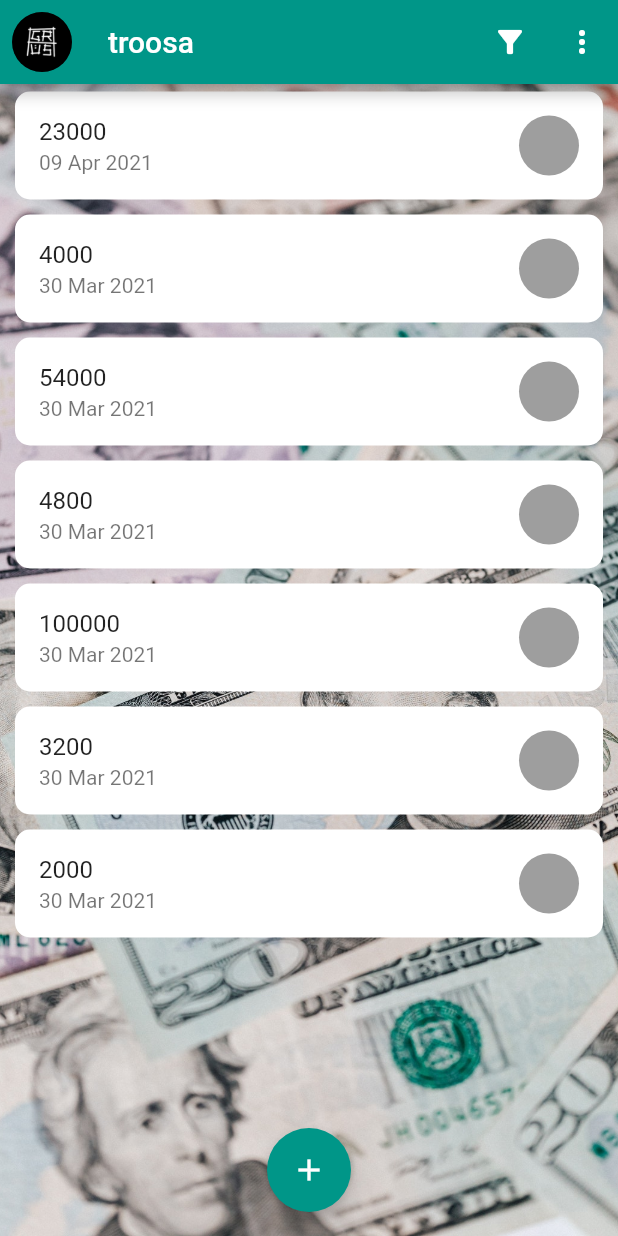
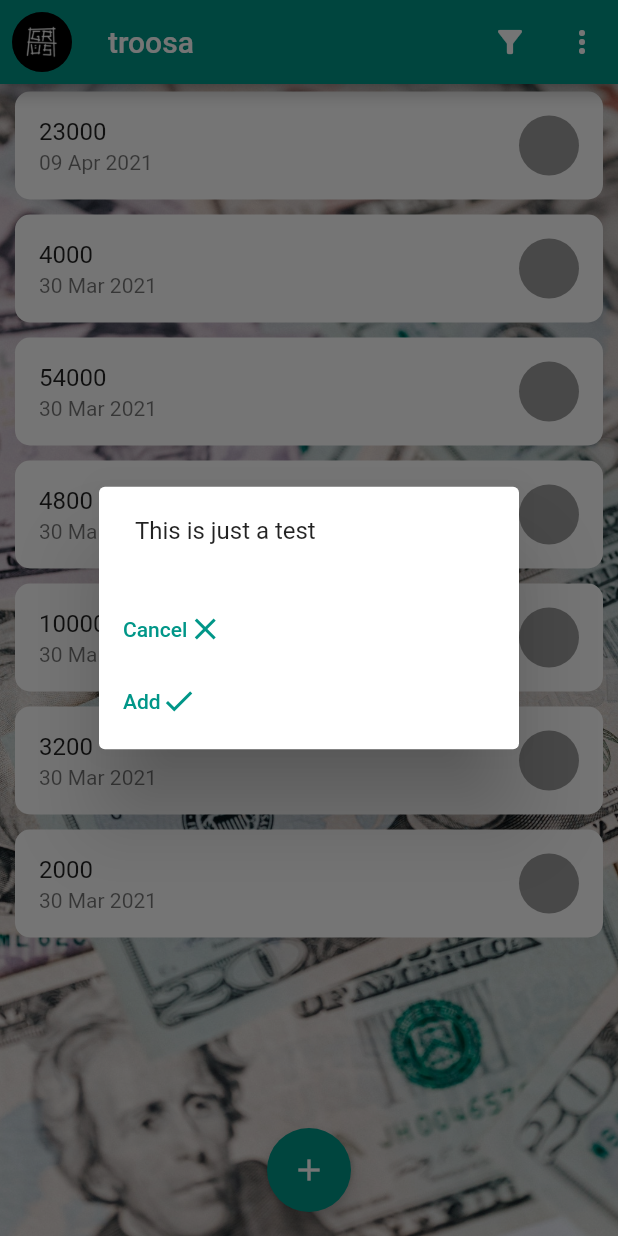
Before and after one commit to tbgracy/troosa, a Flutter app: the screen it shows after launch, after a tap on the "add" icon, on a phone screen of 412 x 824 dp. Run offline on Flutter 3.47's test engine with Material 2 defaults, Android fonts, the light colour scheme and no system bars.

Commit message:
Added navigation to some pages

```diff
--- a/lib/main.dart
+++ b/lib/main.dart
@@ -1,5 +1,8 @@
 import 'package:flutter/material.dart';
 import 'package:troosa/pages/home.dart';
+import 'package:troosa/pages/about.dart';
+import 'package:troosa/pages/help.dart';
+import 'package:troosa/pages/settings.dart';
 
 void main() => runApp(MyApp());
 
@@ -7,12 +10,17 @@ class MyApp extends StatelessWidget {
   @override
   Widget build(BuildContext context) {
     return MaterialApp(
-      // debugShowCheckedModeBanner: false,
       title: 'troosa',
       home: Home(),
       theme: ThemeData(
         primarySwatch: Colors.teal,
       ),
+      routes: <String, WidgetBuilder>{
+        '/about': (BuildContext context) => About(),
+        // '/buddylist': (BuildContext context) => BuddyList(),
+        '/help': (BuildContext context) => Help(),
+        '/settings': (BuildContext context) => Settings(),
+      },
     );
   }
 }
--- a/lib/pages/home.dart
+++ b/lib/pages/home.dart
@@ -13,7 +13,7 @@ class Home extends StatelessWidget {
               backgroundImage: AssetImage('assets/images/avatar.png'),
             ),
             onTap: () {
-              print('taptapsend');
+              print('taptapsend x)');
             },
           ),
         ),
@@ -39,12 +39,16 @@ class Home extends StatelessWidget {
               return [
                 PopupMenuItem(child: Text('Buddy list')),
                 PopupMenuItem(child: Text('Graphs/Summaries')),
-                PopupMenuItem(child: Text('Help')),
-                PopupMenuItem(child: Text('About')),
+                PopupMenuItem(child: Text('Settings'), value: 'settings',),
+                PopupMenuItem(child: Text('Help'), value: 'help',),
+                PopupMenuItem(child: Text('About'), value: 'about',),
                 // PopupMenuItem(child: Divider()),
               ];
             },
             tooltip: "More",
+            onSelected: (valueSelected) {
+              Navigator.pushNamed(context, '/$valueSelected');
+            },
           ),
         ],
       ),
@@ -63,8 +67,37 @@ class Home extends StatelessWidget {
           )
         ],
       ),
-      floatingActionButton: FloatingActionButton(child: Icon(Icons.add), onPressed: () {}, tooltip: 'Add a debt',),
       floatingActionButtonLocation: FloatingActionButtonLocation.centerFloat,
+      floatingActionButton: FloatingActionButton(
+        child: Icon(Icons.add),
+        onPressed: () {
+          showDialog(
+            context: context,
+            builder: (context) {
+              return AlertDialog(
+                content: Text('This is just a test'),
+                actions: [
+                  TextButton(
+                    onPressed: () {},
+                    child: Row(
+                      children: [
+                        Text('Cancel'),
+                        Icon(Icons.close),
+                      ],
+                    )),
+                    TextButton(
+                      onPressed: () {},
+                      child: Row(
+                        children: [
+                          Text('Add'),
+                          Icon(Icons.check),
+                        ],
+                      ))
+                ],
+              );
+            });
+        },
+        tooltip: 'Add a debt',),
     );
   }
 }
--- a/lib/widgets/debt_tile.dart
+++ b/lib/widgets/debt_tile.dart
@@ -15,11 +15,10 @@ class DebtTileWidget extends StatelessWidget {
       margin: EdgeInsets.symmetric(vertical: 5, horizontal: 10),
       decoration: BoxDecoration(
         borderRadius: BorderRadius.all(Radius.circular(10)),
-        color: Colors.white
+        color: Colors.white,
       ),
-      // color: Gradient(colors: colors),
       child: ListTile(
-        shape: StadiumBorder(),
+        // shape: StadiumBorder(),
         title: Text('${troosaItem[index].amount}'),
         subtitle: Text('${troosaItem[index].date}'),
         trailing: CircleAvatar(
```
Also changed, not shown: lib/pages/about.dart (+25 -0 lines), lib/pages/help.dart (+21 -0 lines), lib/pages/settings.dart (+20 -0 lines).
